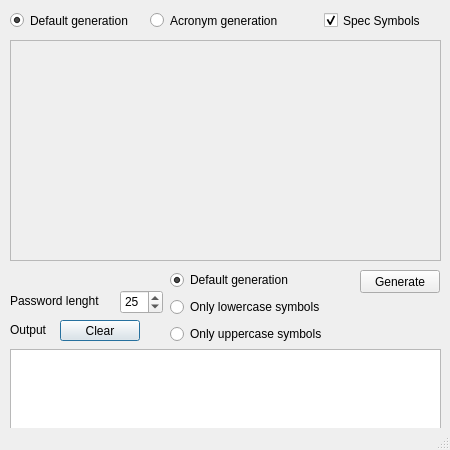
Qt form passwordgenerator.ui (dlev4060/passgen) before a commit.
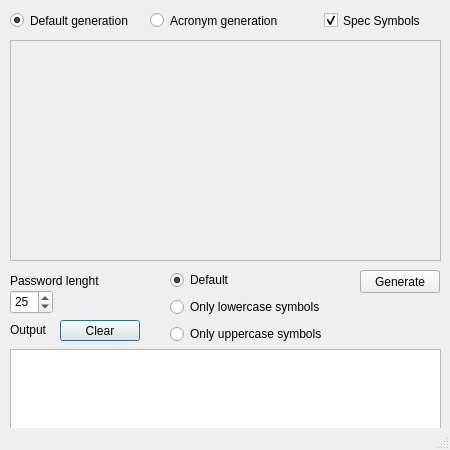
The same form after that commit. Icons and pictures are not drawn.

```diff
--- a/passwordgenerator.ui
+++ b/passwordgenerator.ui
@@ -136,7 +136,7 @@
    <widget class="QSpinBox" name="lenghtLB">
     <property name="geometry">
      <rect>
-      <x>120</x>
+      <x>10</x>
       <y>290</y>
       <width>43</width>
       <height>24</height>
@@ -153,7 +153,7 @@
     <property name="geometry">
      <rect>
       <x>10</x>
-      <y>290</y>
+      <y>270</y>
       <width>101</width>
       <height>21</height>
      </rect>
@@ -175,7 +175,7 @@
      <item>
       <widget class="QRadioButton" name="defaultGenerationRB">
        <property name="text">
-        <string>Default generation</string>
+        <string>Default</string>
        </property>
        <property name="checked">
         <bool>true</bool>
```
